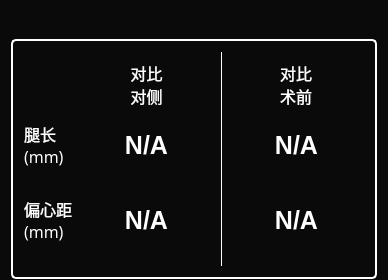
First picture: the form in Apps/THA/view/ImplantAssessmentGadget.ui, repository wuzhuobin/MITK-Project, before the edit.
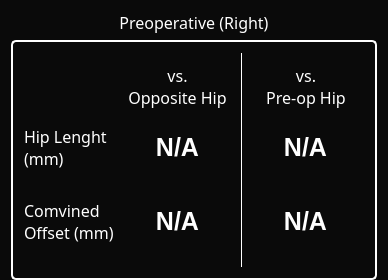
Second picture: the form after the edit.

Diff of the .ui file:
```diff
--- a/Apps/THA/view/ImplantAssessmentGadget.ui
+++ b/Apps/THA/view/ImplantAssessmentGadget.ui
@@ -66,7 +66,7 @@
 </string>
      </property>
      <property name="text">
-      <string/>
+      <string>Preoperative (Right)</string>
      </property>
      <property name="alignment">
       <set>Qt::AlignCenter</set>
@@ -113,7 +113,7 @@
 }</string>
         </property>
         <property name="text">
-         <string>腿长
+         <string>Hip Lenght
 (mm)</string>
         </property>
        </widget>
@@ -133,8 +133,8 @@
 }</string>
         </property>
         <property name="text">
-         <string>对比
-术前</string>
+         <string>vs.
+Pre-op Hip</string>
         </property>
         <property name="alignment">
          <set>Qt::AlignCenter</set>
@@ -570,8 +570,8 @@
 }</string>
         </property>
         <property name="text">
-         <string>偏心距
-(mm)</string>
+         <string>Comvined
+Offset (mm)</string>
         </property>
        </widget>
       </item>
@@ -590,8 +590,8 @@
 }</string>
         </property>
         <property name="text">
-         <string>对比
-对侧</string>
+         <string>vs.
+Opposite Hip</string>
         </property>
         <property name="alignment">
          <set>Qt::AlignCenter</set>
```
